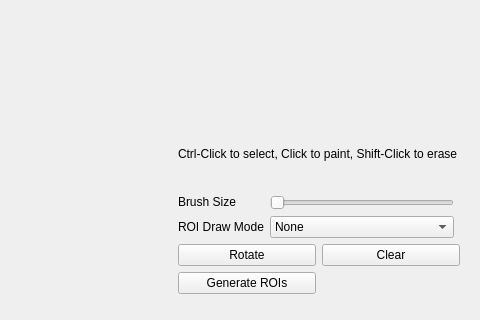
Old version of the form src/pcot/assets/tabpctcalib.ui in the repository AU-ExoMars/PCOT; both pictures show x 427 to 907 and y 240 to 560 of the 907 by 560 pixel window.
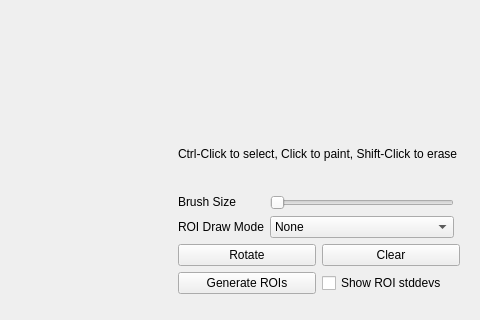
New version of the form. Custom widgets are drawn as their Qt base class.

Commit message: stddev viewer in pct, brush scale fix

What changed in the file:
```diff
--- a/src/pcot/assets/tabpctcalib.ui
+++ b/src/pcot/assets/tabpctcalib.ui
@@ -161,6 +161,13 @@
           </property>
          </widget>
         </item>
+        <item row="1" column="1">
+         <widget class="QCheckBox" name="stddevsBox">
+          <property name="text">
+           <string>Show ROI stddevs</string>
+          </property>
+         </widget>
+        </item>
        </layout>
       </item>
      </layout>
```
Left out of the diff: 2 changed lines with no effect on the pictures. The commit also changes 2 other files.
